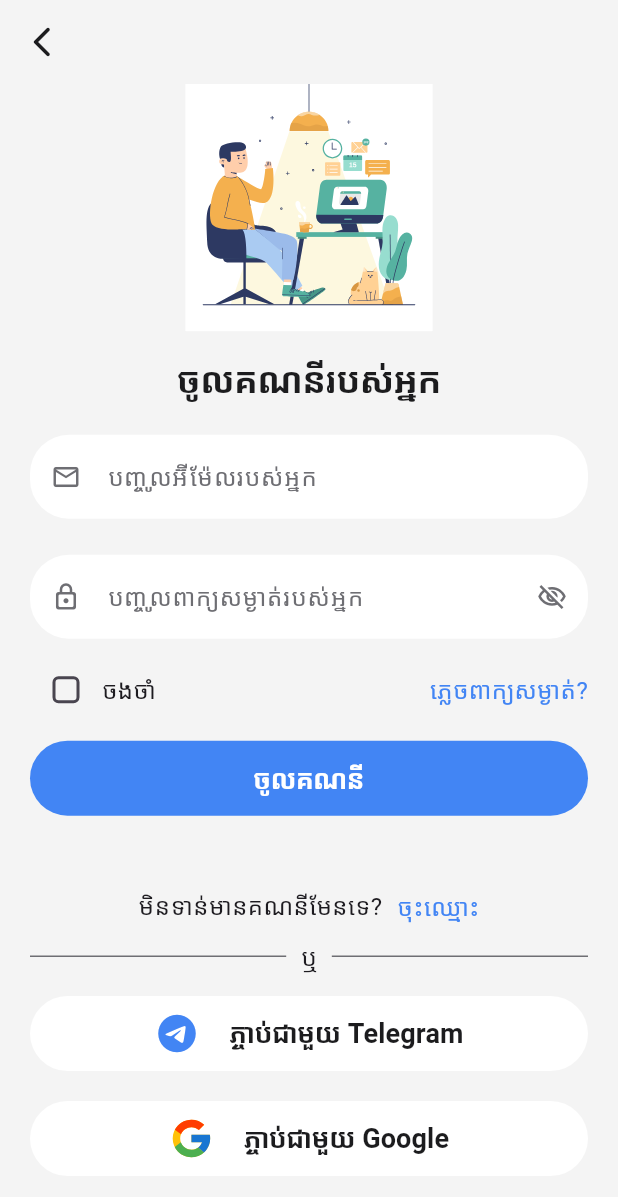
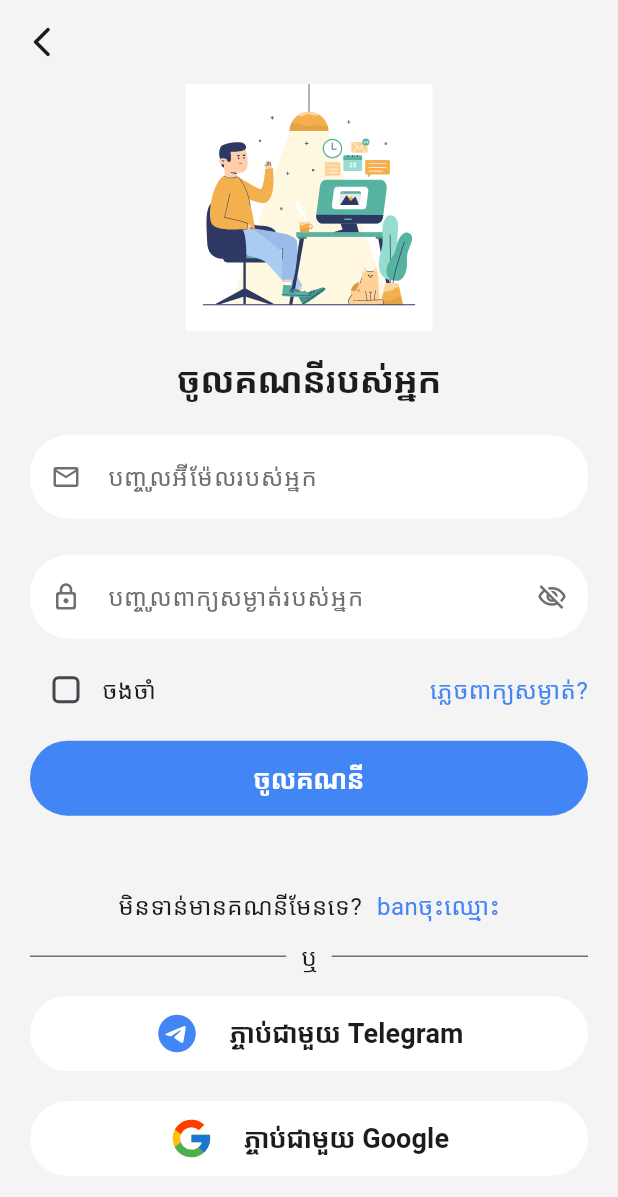
Before and after one commit to khomsomchhai/tamdansers-mobile-app-lv1, a Flutter app: the ParentLogin screen opened by its route, on a phone screen of 412 x 824 dp. Shown: the top 1197 px of the screen. Run offline on Flutter 3.47's test engine with Material 3 defaults, Android fonts, the phone set to English and light mode, and no system bars; our stand-ins replace flutter_svg, google_fonts, percent_indicator; project files that could hold a hidden picture were left out.

Commit message:
bro lay jet laor

```diff
--- a/lib/screens/parents/parent_login.dart
+++ b/lib/screens/parents/parent_login.dart
@@ -216,7 +216,7 @@ class _ParentLoginState extends State<ParentLogin> {
                 );
               },
               child: Text(
-                "ចុះឈ្មោះ",
+                "banចុះឈ្មោះ",
                 style: GoogleFonts.kantumruyPro(
                   fontSize: 16,
                   color: AppColors.primaryMain,
```
